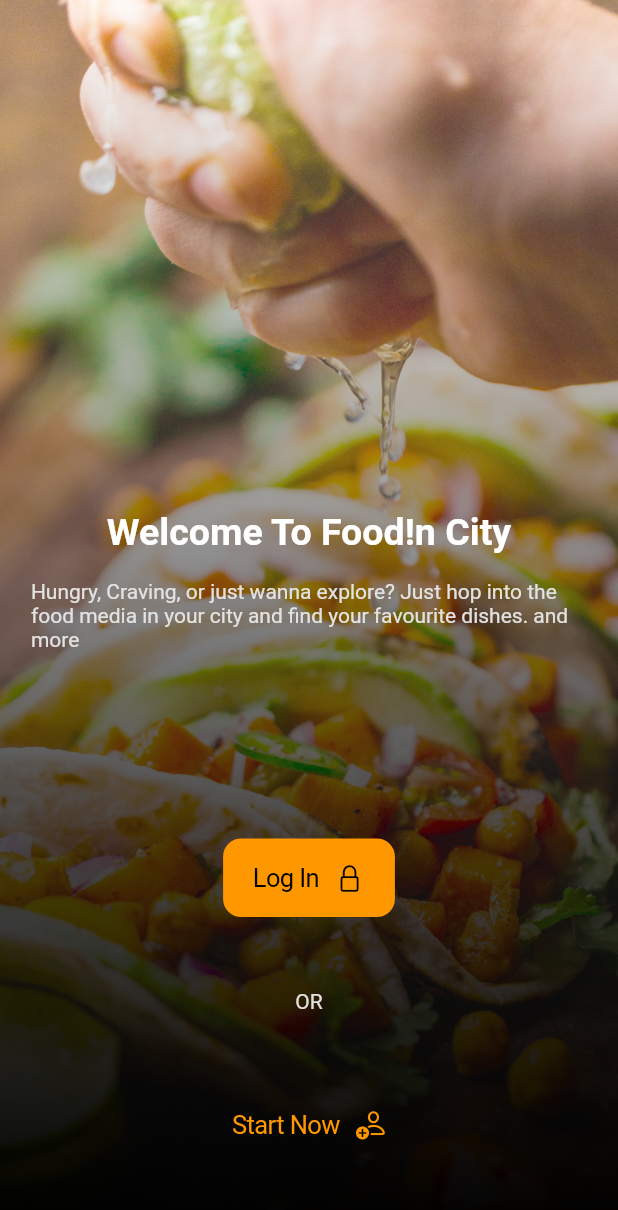
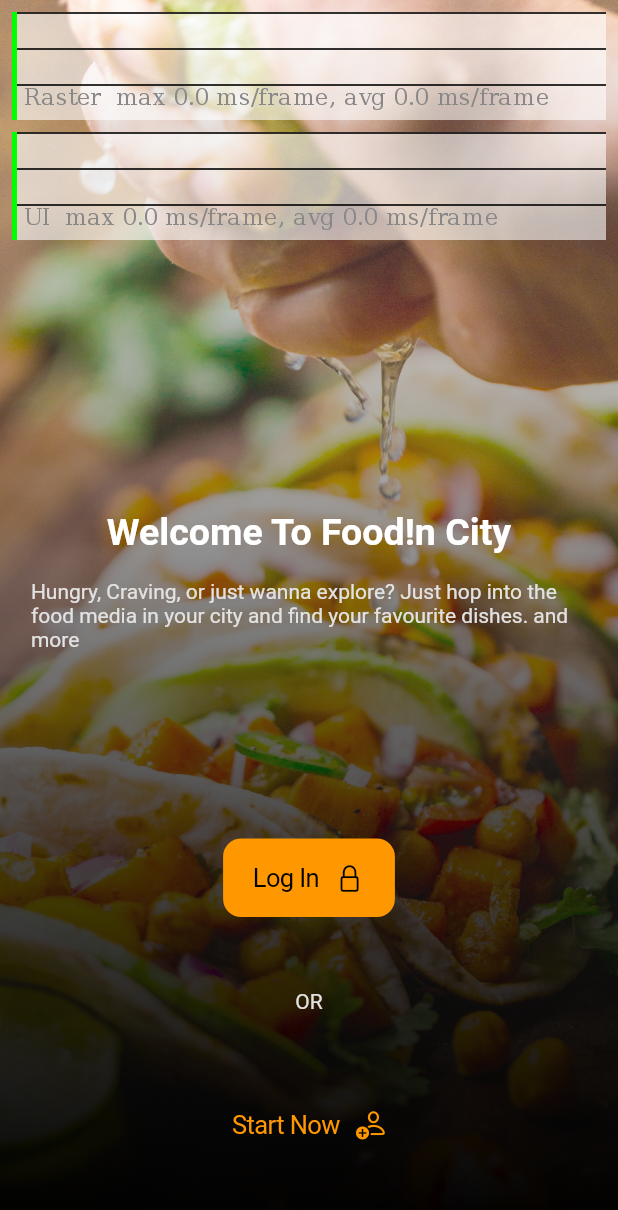
Before and after one commit to dakidmelo31/foodinz, a Flutter app: the screen it shows after launch, on a phone screen of 412 x 824 dp. Shown: the top 1210 px of the screen. Run offline on Flutter 3.47's test engine with Material 2 defaults, Android fonts, the light colour scheme and no system bars; our stand-ins replace cached_network_image, carousel_slider, cloud_firestore, firebase_auth, firebase_core, google_maps_flutter and 5 more; accounts and stored records are empty.

Commit message:
done creating a theme class for the app

```diff
--- a/lib/main.dart
+++ b/lib/main.dart
@@ -9,6 +9,7 @@ import 'package:foodinz/providers/bookmarks.dart';
 import 'package:foodinz/providers/cart.dart';
 import 'package:foodinz/providers/comments_service.dart';
 import 'package:foodinz/providers/data.dart';
+import 'package:foodinz/themes/light_theme.dart';
 import 'package:provider/provider.dart';
 
 import 'models/food.dart';
@@ -47,10 +48,9 @@ class MyApp extends StatelessWidget {
         ChangeNotifierProvider(create: (_) => BookmarkData()),
       ],
       child: MaterialApp(
+          showPerformanceOverlay: true,
           debugShowCheckedModeBanner: false,
-          theme: ThemeData(
-            primarySwatch: Colors.orange,
-          ),
+          theme: Primary.primaryTheme,
           routes: {
             StartPage.routeName: (_) => const StartPage(),
             Home.routeName: (_) => const Home()
--- /dev/null
+++ b/lib/themes/light_theme.dart
@@ -0,0 +1,44 @@
+import 'package:flutter/material.dart';
+
+class Primary {
+  static const Color backgroundColor = Colors.white;
+  static const Color accentColor = Colors.orange;
+  static const Color primaryColor = Colors.deepOrange;
+  static const TextStyle paragraph = TextStyle(
+    color: Colors.black,
+  );
+  static const TextStyle bigHeading = TextStyle(
+    color: Colors.black,
+    fontSize: 20,
+  );
+  static const TextStyle lightParagraph = TextStyle(
+    color: Colors.black54,
+    fontWeight: FontWeight.bold,
+  );
+  static const TextStyle heading = TextStyle(
+      color: Colors.black, fontWeight: FontWeight.bold, fontSize: 18.0);
+  static const TextStyle shawarmaHeading = TextStyle(
+      color: Colors.black, fontWeight: FontWeight.bold, fontSize: 16.0);
+  static ThemeData primaryTheme = ThemeData(
+      primarySwatch: Colors.orange,
+      backgroundColor: Colors.white,
+      accentColor: Colors.black,
+      snackBarTheme: SnackBarThemeData(
+        backgroundColor: Colors.white,
+        elevation: 10,
+        behavior: SnackBarBehavior.floating,
+        contentTextStyle: TextStyle(color: Colors.black),
+      ),
+      bottomSheetTheme: BottomSheetThemeData(
+        backgroundColor: Colors.white,
+        elevation: 10,
+        modalBackgroundColor: Colors.black.withOpacity(.6),
+        modalElevation: 15,
+      ),
+      errorColor: Colors.black,
+      floatingActionButtonTheme: FloatingActionButtonThemeData(
+        backgroundColor: primaryColor,
+        elevation: 10,
+        enableFeedback: true,
+      ));
+}
```
Also changed, not shown: lib/pages/recommended_screen.dart (+50 -16 lines), lib/pages/street_food.dart (added, +171 -0 lines), lib/pages/street_food_details.dart (added, +19 -0 lines).
